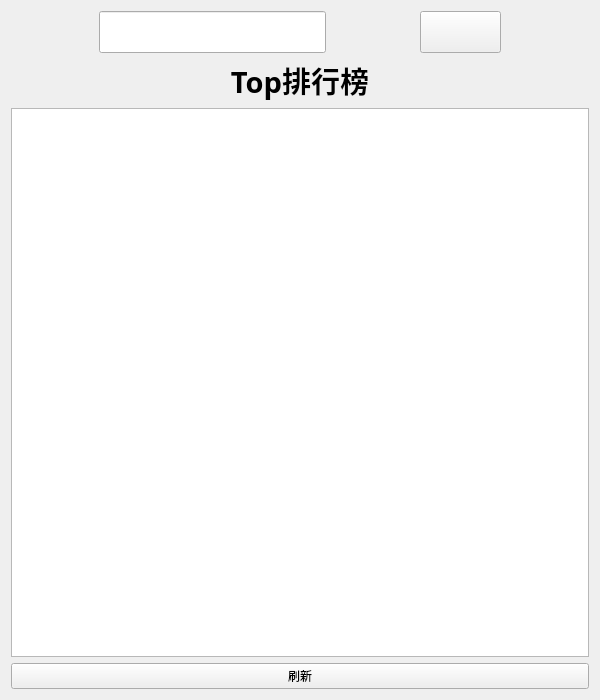
Before: the Qt Designer form subui/home.ui in 17636191639/SneakerClient, drawn with Qt 5.
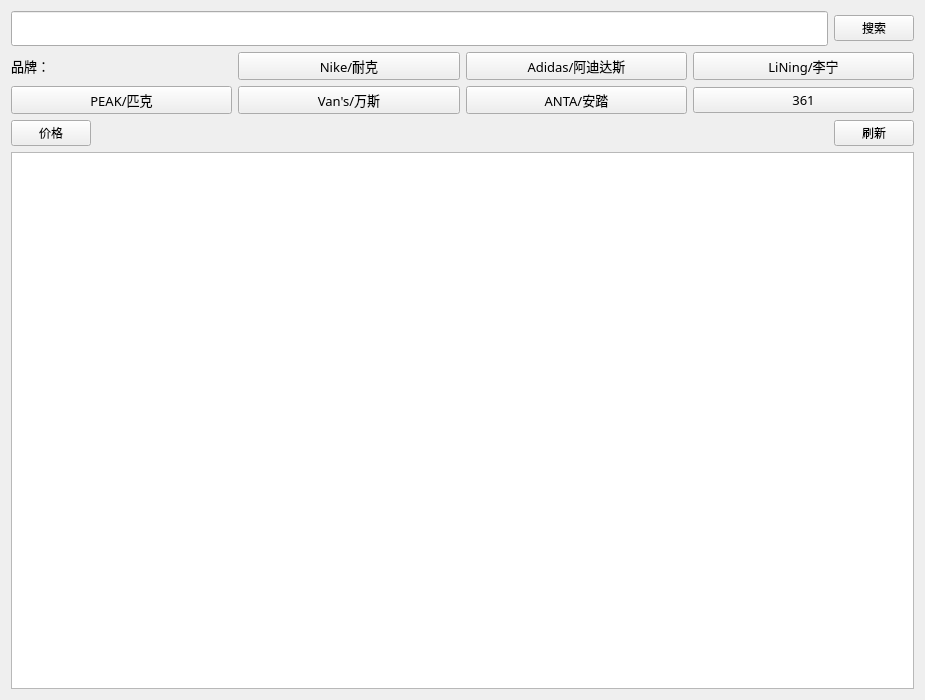
After: the same form once the commit is applied. Icons and pictures are not drawn.

```diff
--- a/subui/home.ui
+++ b/subui/home.ui
@@ -6,20 +6,20 @@
    <rect>
     <x>0</x>
     <y>0</y>
-    <width>600</width>
+    <width>925</width>
     <height>700</height>
    </rect>
   </property>
   <property name="windowTitle">
    <string>Form</string>
   </property>
-  <layout class="QGridLayout" name="gridLayout_2">
+  <layout class="QGridLayout" name="gridLayout_4">
    <item row="0" column="0">
     <layout class="QGridLayout" name="gridLayout">
-     <item row="0" column="1" rowspan="2">
+     <item row="0" column="0">
       <widget class="QLineEdit" name="lineEdit">
        <property name="sizePolicy">
-        <sizepolicy hsizetype="Preferred" vsizetype="Fixed">
+        <sizepolicy hsizetype="Expanding" vsizetype="Preferred">
          <horstretch>0</horstretch>
          <verstretch>0</verstretch>
         </sizepolicy>
@@ -27,7 +27,7 @@
        <property name="font">
         <font>
          <family>3ds</family>
-         <pointsize>18</pointsize>
+         <pointsize>14</pointsize>
         </font>
        </property>
        <property name="styleSheet">
@@ -35,115 +35,151 @@
        </property>
       </widget>
      </item>
-     <item row="2" column="0" colspan="5">
-      <widget class="QLabel" name="label">
+     <item row="0" column="1">
+      <widget class="QPushButton" name="pushButton">
+       <property name="text">
+        <string>搜索</string>
+       </property>
+      </widget>
+     </item>
+    </layout>
+   </item>
+   <item row="1" column="0">
+    <layout class="QGridLayout" name="gridLayout_2">
+     <item row="0" column="0">
+      <widget class="QLabel" name="label_3">
        <property name="font">
         <font>
-         <family>微软雅黑 Light</family>
-         <pointsize>22</pointsize>
-         <weight>75</weight>
-         <bold>true</bold>
+         <family>黑体</family>
+         <pointsize>10</pointsize>
         </font>
        </property>
        <property name="text">
-        <string>Top排行榜</string>
+        <string>品牌：</string>
        </property>
-       <property name="alignment">
-        <set>Qt::AlignCenter</set>
+      </widget>
+     </item>
+     <item row="0" column="1">
+      <widget class="QPushButton" name="pushButton_2">
+       <property name="font">
+        <font>
+         <family>微软雅黑</family>
+         <pointsize>10</pointsize>
+        </font>
        </property>
+       <property name="styleSheet">
+        <string notr="true">
+</string>
+       </property>
+       <property name="text">
+        <string>Nike/耐克</string>
+       </property>
       </widget>
      </item>
-     <item row="3" column="0" colspan="5">
-      <widget class="QTableWidget" name="tableWidget">
-       <property name="rowCount">
-        <number>0</number>
+     <item row="0" column="2">
+      <widget class="QPushButton" name="pushButton_3">
+       <property name="font">
+        <font>
+         <family>微软雅黑</family>
+         <pointsize>10</pointsize>
+        </font>
        </property>
-       <property name="columnCount">
-        <number>0</number>
+       <property name="text">
+        <string>Adidas/阿迪达斯</string>
        </property>
-       <attribute name="horizontalHeaderVisible">
-        <bool>false</bool>
-       </attribute>
-       <attribute name="horizontalHeaderHighlightSections">
-        <bool>true</bool>
-       </attribute>
-       <attribute name="horizontalHeaderMinimumSectionSize">
-        <number>33</number>
-       </attribute>
-       <attribute name="verticalHeaderVisible">
-        <bool>false</bool>
-       </attribute>
-       <attribute name="verticalHeaderDefaultSectionSize">
-        <number>400</number>
-       </attribute>
-       <attribute name="verticalHeaderHighlightSections">
-        <bool>false</bool>
-       </attribute>
-       <attribute name="verticalHeaderMinimumSectionSize">
-        <number>400</number>
-       </attribute>
       </widget>
      </item>
-     <item row="4" column="0" colspan="5">
+     <item row="0" column="3">
+      <widget class="QPushButton" name="pushButton_4">
+       <property name="font">
+        <font>
+         <family>微软雅黑</family>
+         <pointsize>10</pointsize>
+        </font>
+       </property>
+       <property name="text">
+        <string>LiNing/李宁</string>
+       </property>
+      </widget>
+     </item>
+     <item row="1" column="0">
+      <widget class="QPushButton" name="pushButton_5">
+       <property name="font">
+        <font>
+         <family>微软雅黑</family>
+         <pointsize>10</pointsize>
+        </font>
+       </property>
+       <property name="text">
+        <string>PEAK/匹克</string>
+       </property>
+      </widget>
+     </item>
+     <item row="1" column="1">
+      <widget class="QPushButton" name="pushButton_6">
+       <property name="font">
+        <font>
+         <family>微软雅黑</family>
+         <pointsize>10</pointsize>
+        </font>
+       </property>
+       <property name="styleSheet">
+        <string notr="true"/>
+       </property>
+       <property name="text">
+        <string>Van's/万斯</string>
+       </property>
+      </widget>
+     </item>
+     <item row="1" column="2">
+      <widget class="QPushButton" name="pushButton_7">
+       <property name="font">
+        <font>
+         <family>微软雅黑</family>
+         <pointsize>10</pointsize>
+        </font>
+       </property>
+       <property name="text">
+        <string>ANTA/安踏</string>
+       </property>
+      </widget>
+     </item>
+     <item row="1" column="3">
+      <widget class="QPushButton" name="pushButton_8">
+       <property name="font">
+        <font>
+         <family>微软雅黑</family>
+         <pointsize>10</pointsize>
+        </font>
+       </property>
+       <property name="text">
+        <string>361</string>
+       </property>
+      </widget>
+     </item>
+    </layout>
+   </item>
+   <item row="2" column="0">
+    <layout class="QGridLayout" name="gridLayout_3">
+     <item row="0" column="2">
       <widget class="QPushButton" name="pb_refresh">
        <property name="text">
         <string>刷新</string>
        </property>
       </widget>
      </item>
-     <item row="0" column="0" rowspan="2">
-      <widget class="QLabel" name="label_2">
-       <property name="sizePolicy">
-        <sizepolicy hsizetype="Preferred" vsizetype="Preferred">
-         <horstretch>0</horstretch>
-         <verstretch>0</verstretch>
-        </sizepolicy>
-       </property>
-       <property name="font">
-        <font>
-         <family>3ds</family>
-         <pointsize>18</pointsize>
-        </font>
-       </property>
-       <property name="styleSheet">
-        <string notr="true">image: url(:/icons/rocket.png);</string>
-       </property>
+     <item row="0" column="0">
+      <widget class="QPushButton" name="pushButton_9">
        <property name="text">
-        <string/>
+        <string>价格</string>
        </property>
       </widget>
      </item>
-     <item row="0" column="3" rowspan="2">
-      <widget class="QPushButton" name="pushButton">
-       <property name="sizePolicy">
-        <sizepolicy hsizetype="Preferred" vsizetype="Preferred">
-         <horstretch>0</horstretch>
-         <verstretch>0</verstretch>
-        </sizepolicy>
-       </property>
-       <property name="styleSheet">
-        <string notr="true">border-image: url(:/icons/搜索.png);
-border-color: rgb(0, 0, 0);</string>
-       </property>
-       <property name="text">
-        <string/>
-       </property>
-       <property name="iconSize">
-        <size>
-         <width>30</width>
-         <height>30</height>
-        </size>
-       </property>
-      </widget>
-     </item>
-     <item row="0" column="2" rowspan="2">
+     <item row="0" column="1">
       <spacer name="horizontalSpacer">
        <property name="orientation">
         <enum>Qt::Horizontal</enum>
        </property>
-       <property name="sizeType">
-        <enum>QSizePolicy::Fixed</enum>
-       </property>
        <property name="sizeHint" stdset="0">
         <size>
          <width>40</width>
@@ -152,24 +188,45 @@
        </property>
       </spacer>
      </item>
-     <item row="0" column="4" rowspan="2">
-      <spacer name="verticalSpacer">
-       <property name="orientation">
-        <enum>Qt::Vertical</enum>
-       </property>
-       <property name="sizeType">
-        <enum>QSizePolicy::Fixed</enum>
-       </property>
-       <property name="sizeHint" stdset="0">
-        <size>
-         <width>20</width>
-         <height>40</height>
-        </size>
-       </property>
-      </spacer>
-     </item>
     </layout>
    </item>
+   <item row="3" column="0">
+    <widget class="QTableWidget" name="tableWidget">
+     <property name="font">
+      <font>
+       <family>微软雅黑</family>
+       <pointsize>10</pointsize>
+      </font>
+     </property>
+     <property name="rowCount">
+      <number>0</number>
+     </property>
+     <property name="columnCount">
+      <number>0</number>
+     </property>
+     <attribute name="horizontalHeaderVisible">
+      <bool>false</bool>
+     </attribute>
+     <attribute name="horizontalHeaderHighlightSections">
+      <bool>true</bool>
+     </attribute>
+     <attribute name="horizontalHeaderMinimumSectionSize">
+      <number>33</number>
+     </attribute>
+     <attribute name="verticalHeaderVisible">
+      <bool>false</bool>
+     </attribute>
+     <attribute name="verticalHeaderDefaultSectionSize">
+      <number>400</number>
+     </attribute>
+     <attribute name="verticalHeaderHighlightSections">
+      <bool>false</bool>
+     </attribute>
+     <attribute name="verticalHeaderMinimumSectionSize">
+      <number>400</number>
+     </attribute>
+    </widget>
+   </item>
   </layout>
  </widget>
  <resources/>
```
